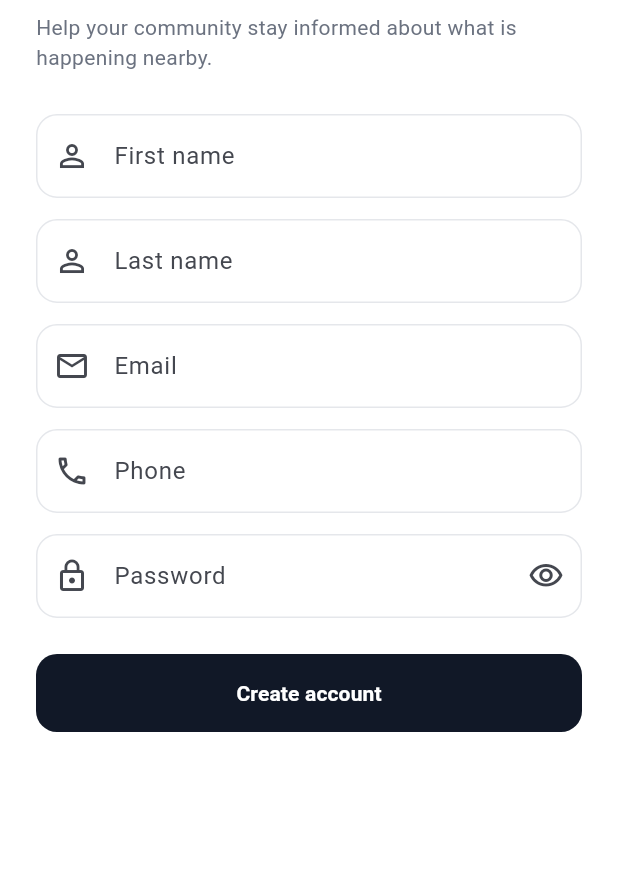
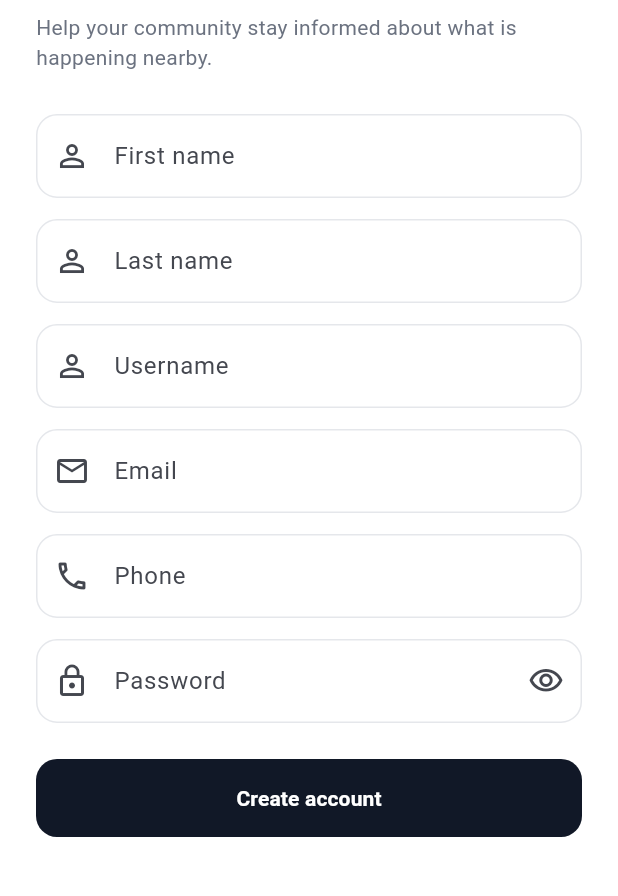
Before and after one commit to alumasinde/hapa-app, a Flutter app: the RegisterPage screen opened directly, on a phone screen of 412 x 824 dp, the part 174-1070 px from its top. Run offline on Flutter 3.47's test engine with Material 3 defaults, Android fonts, the phone set to English and light mode, and no system bars; our stand-ins replace dio, flutter_riverpod, flutter_secure_storage, share_plus; accounts and stored records are empty.

Commit message:
fix(auth): add username field for display name

```diff
--- a/lib/features/auth/presentation/register_page.dart
+++ b/lib/features/auth/presentation/register_page.dart
@@ -14,6 +14,7 @@ class _RegisterPageState extends ConsumerState<RegisterPage> {
   final _form = GlobalKey<FormState>();
   final _first = TextEditingController();
   final _last = TextEditingController();
+  final _username = TextEditingController();
   final _email = TextEditingController();
   final _phone = TextEditingController();
   final _password = TextEditingController();
@@ -23,7 +24,7 @@ class _RegisterPageState extends ConsumerState<RegisterPage> {
 
   @override
   void dispose() {
-    for (final controller in [_first, _last, _email, _phone, _password]) {
+    for (final controller in [_first, _last, _username, _email, _phone, _password]) {
       controller.dispose();
     }
     super.dispose();
@@ -38,6 +39,7 @@ class _RegisterPageState extends ConsumerState<RegisterPage> {
       await ref.read(authControllerProvider.notifier).register(
             firstName: _first.text.trim(),
             lastName: _last.text.trim(),
+            displayName: _username.text.trim(),
             email: _email.text.trim(),
             phone: _phone.text.trim(),
             password: _password.text,
@@ -94,6 +96,12 @@ class _RegisterPageState extends ConsumerState<RegisterPage> {
           if (value == null || value.trim().isEmpty) {
             return '$label is required';
           }
+          if (label == 'Username' && value.trim().length < 3) {
+            return 'Username must be at least 3 characters';
+          }
+          if (label == 'Username' && value.trim().contains(' ')) {
+            return 'Username cannot contain spaces';
+          }
           if (label == 'Email' && !value.contains('@')) {
             return 'Enter a valid email';
           }
@@ -135,6 +143,7 @@ class _RegisterPageState extends ConsumerState<RegisterPage> {
                     const SizedBox(height: 28),
                     field(_first, 'First name'),
                     field(_last, 'Last name'),
+                    field(_username, 'Username'),
                     field(
                       _email,
                       'Email',
```
